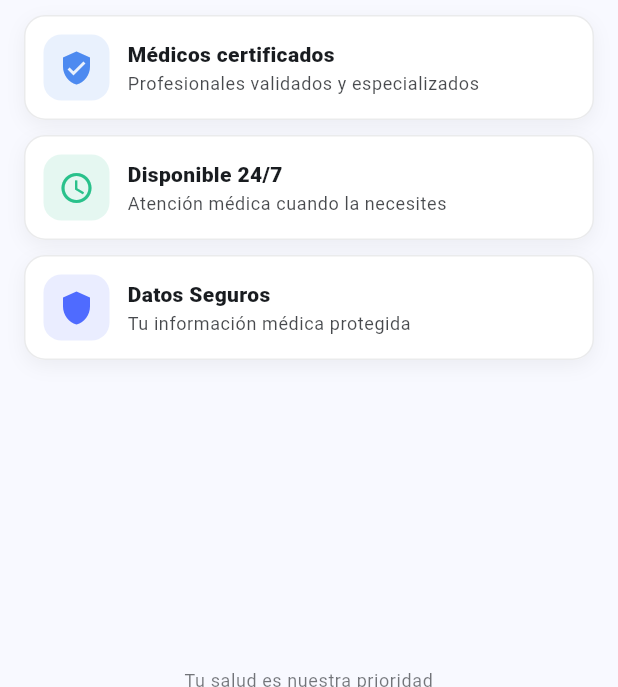
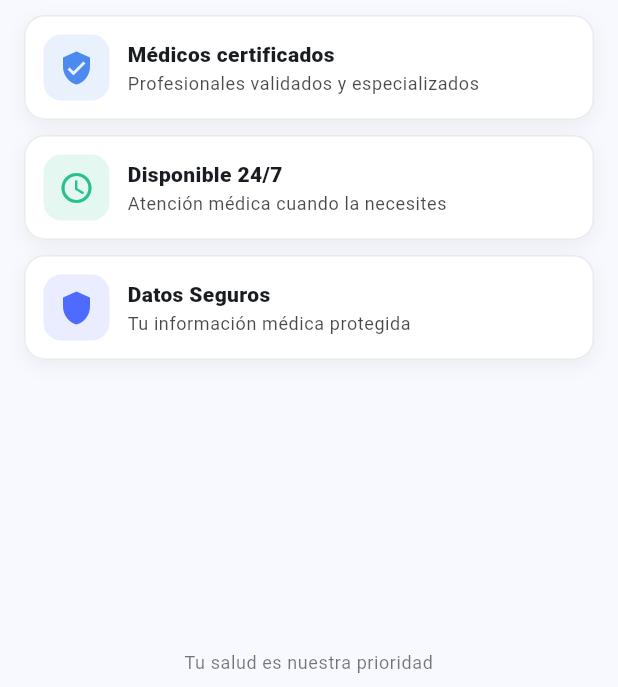
Before and after one commit to ValeriaCastro04/proyecto_hidoc, a Flutter app: the screen it shows after launch, on a phone screen of 412 x 824 dp, the part 549-1236 px from its top. Run offline on Flutter 3.47's test engine with Material 3 defaults, Android fonts, the phone set to English and light mode, and no system bars; our stand-ins replace go_router.

```diff
--- a/lib/common/layout/scroll_fill.dart
+++ b/lib/common/layout/scroll_fill.dart
@@ -2,7 +2,8 @@ import 'package:flutter/material.dart';
 
 /// Envuelve contenido para:
 /// - ocupar toda la altura si hay espacio
-/// - scrollear solo si el contenido no cabe (sin overflow)
+/// - scrollear solo si el contenido no cabe
+/// - y soportar hijos con flex (Spacer/Expanded)
 class ScrollFill extends StatelessWidget {
   final EdgeInsetsGeometry padding;
   final Widget child;
@@ -15,17 +16,17 @@ class ScrollFill extends StatelessWidget {
 
   @override
   Widget build(BuildContext context) {
-    return LayoutBuilder(
-      builder: (_, constraints) {
-        return SingleChildScrollView(
-          physics: const ClampingScrollPhysics(),
+    return CustomScrollView(
+      physics: const ClampingScrollPhysics(),
+      slivers: [
+        SliverPadding(
           padding: padding,
-          child: ConstrainedBox(
-            constraints: BoxConstraints(minHeight: constraints.maxHeight),
-            child: IntrinsicHeight(child: child),
+          sliver: SliverFillRemaining(
+            hasScrollBody: false, // <- permite Spacer/Expanded dentro de [child]
+            child: child,
           ),
-        );
-      },
+        ),
+      ],
     );
   }
 }
```
